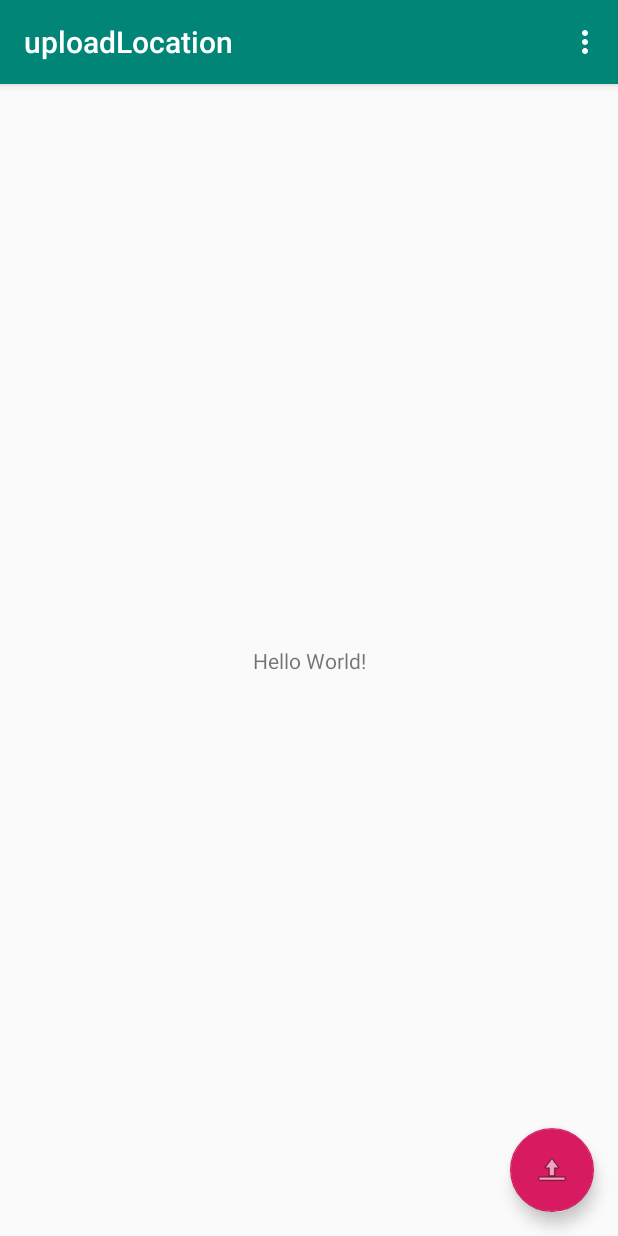
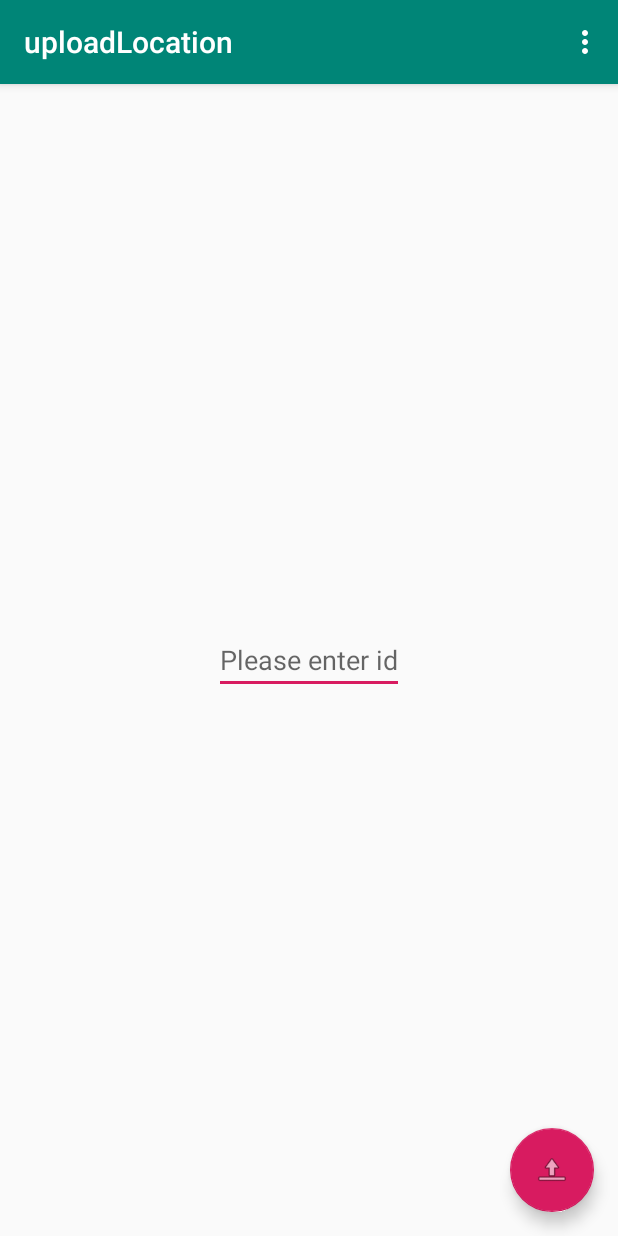
Before and after one commit to lalchand92/uploadLocation, an Android app: the screen it shows after launch (MainActivity), after a tap on an icon or button, on a phone screen of 412 x 824 dp. Run offline under Robolectric (Android 15) with nearby library versions, the phone set to English and light mode, and no system bars; 2 statements that could not run were skipped.

Commit message:
1. changes for taking device id in input text 2. changes for netwrok call success

```diff
--- a/app/src/main/java/com/quarantine/data/remote/LocationService.kt
+++ b/app/src/main/java/com/quarantine/data/remote/LocationService.kt
@@ -11,5 +11,5 @@ interface LocationService {
 
     @Headers("Content-Type: application/json")
     @POST("LatLng")
-    fun postLocation(@Header("Authorization") authorization: String, @Body body: Location): Call<Location>
+    fun postLocation(@Body body: Location): Call<Location>
 }
--- a/app/src/main/java/com/quarantine/uploadlocation/MainActivity.kt
+++ b/app/src/main/java/com/quarantine/uploadlocation/MainActivity.kt
@@ -4,6 +4,8 @@ import android.content.Intent
 import android.os.Bundle
 import android.view.Menu
 import android.view.MenuItem
+import android.widget.EditText
+import android.widget.Toast
 import androidx.appcompat.app.AppCompatActivity
 import androidx.core.content.ContextCompat
 import androidx.work.ExistingPeriodicWorkPolicy
@@ -11,6 +13,7 @@ import kotlinx.android.synthetic.main.activity_main.*
 import androidx.work.WorkManager
 import com.quarantine.uploadlocation.worker.NotificationWorker
 import androidx.work.PeriodicWorkRequest
+import com.quarantine.uploadlocation.utils.Constants
 import java.util.concurrent.TimeUnit
 
 class MainActivity : AppCompatActivity() {
@@ -24,7 +27,19 @@ class MainActivity : AppCompatActivity() {
         createWorkerAndEnqueueRequest()
 
         start_upload_location.setOnClickListener { view ->
-            startService()
+            val etDeviceId = findViewById<EditText>(R.id.et_device_id)
+            val deviceId = etDeviceId.text.toString()
+            if(Constants.DEVICE_ID == "hardCoded"){
+                if(!deviceId.isNullOrEmpty()) {
+                    Constants.DEVICE_ID = deviceId
+                    etDeviceId.isEnabled = false
+                    Constants.startService(applicationContext)
+                }else{
+                    Toast.makeText(this, "Please enter your id ", Toast.LENGTH_LONG).show()
+                }
+            }else{
+                Constants.startService(applicationContext)
+            }
         }
     }
 
@@ -44,12 +59,6 @@ class MainActivity : AppCompatActivity() {
         )
     }
 
-    // for starting the service
-    private fun startService() {
-        val serviceIntent = Intent(this, ForegroundService::class.java)
-        serviceIntent.putExtra("inputExtra", "Foreground Service Example in Android")
-        ContextCompat.startForegroundService(this, serviceIntent)
-    }
 
     // for stopping the service
     fun stopService() {
--- a/app/src/main/java/com/quarantine/uploadlocation/utils/Constants.kt
+++ b/app/src/main/java/com/quarantine/uploadlocation/utils/Constants.kt
@@ -4,15 +4,16 @@ import android.content.Context
 import android.content.Intent
 import androidx.core.content.ContextCompat
 import com.quarantine.uploadlocation.ForegroundService
+import java.util.*
 
 object Constants {
     const val MESSAGE_STATUS = "message_status"
+    var DEVICE_ID = "hardCoded"
 
 
     // for starting the service
     fun startService(context : Context) {
         val serviceIntent = Intent(context, ForegroundService::class.java)
-        serviceIntent.putExtra("inputExtra", "Foreground Service Example in Android")
         ContextCompat.startForegroundService(context, serviceIntent)
     }
 }
--- a/app/src/main/res/layout/content_main.xml
+++ b/app/src/main/res/layout/content_main.xml
@@ -8,10 +8,11 @@
     tools:context=".MainActivity"
     tools:showIn="@layout/activity_main">
 
-    <TextView
+    <EditText
+        android:id="@+id/et_device_id"
         android:layout_width="wrap_content"
         android:layout_height="wrap_content"
-        android:text="Hello World!"
+        android:hint="Please enter id"
         app:layout_constraintBottom_toBottomOf="parent"
         app:layout_constraintLeft_toLeftOf="parent"
         app:layout_constraintRight_toRightOf="parent"
```
Also changed, not shown: app/src/main/java/com/quarantine/data/LocationRepository.kt (+12 -16 lines), app/src/main/java/com/quarantine/data/remote/model/response/Location.kt (+6 -4 lines), app/src/main/java/com/quarantine/uploadlocation/ForegroundService.java (+19 -4 lines).
